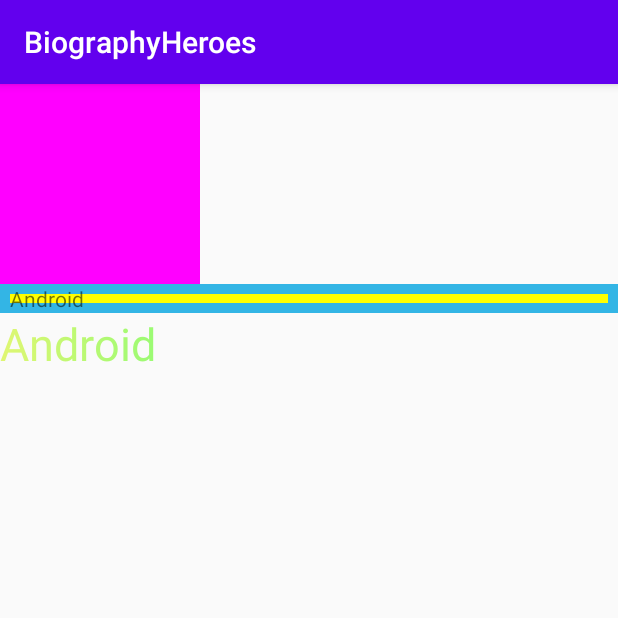
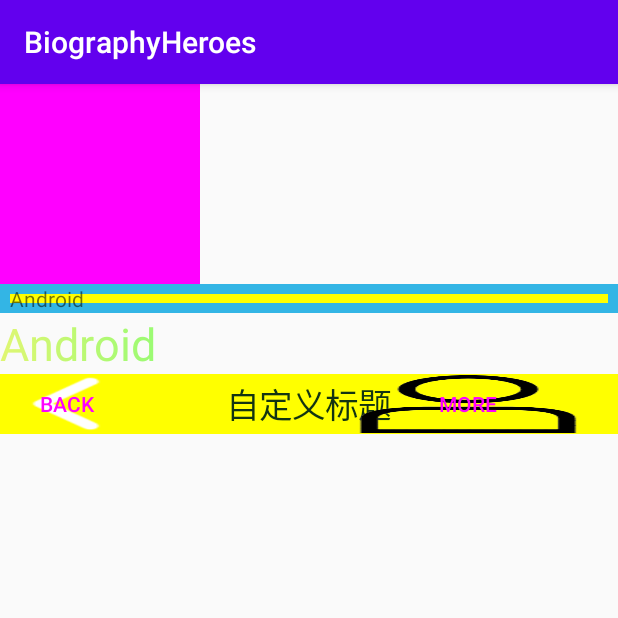
Before and after one commit to FaceWallHan/BiographyHeroes, an Android app: the screen it shows after launch (MainActivity), on a phone screen of 412 x 824 dp, the top half of it. Run offline under Robolectric (Android 15) with nearby library versions, the phone set to English and light mode, and no system bars.

Commit message:
通过组合来实现新的空间。多写了个onLayout方法，差点又以为边缘效应

```diff
--- a/app/src/main/java/com/example/hero/MainActivity.java
+++ b/app/src/main/java/com/example/hero/MainActivity.java
@@ -3,6 +3,10 @@ package com.example.hero;
 import androidx.appcompat.app.AppCompatActivity;
 
 import android.os.Bundle;
+import android.util.Log;
+import android.widget.Button;
+import android.widget.TextView;
+import android.widget.Toast;
 
 public class MainActivity extends AppCompatActivity {
 
@@ -10,6 +14,18 @@ public class MainActivity extends AppCompatActivity {
     protected void onCreate(Bundle savedInstanceState) {
         super.onCreate(savedInstanceState);
         setContentView(R.layout.activity_main);
+        TopBar topBar=findViewById(R.id.topBar);
+        topBar.setTopBarClickListener(new TopBar.topBarClickListener() {
+            @Override
+            public void leftClick() {
+                Toast.makeText(MainActivity.this, "leftClick", Toast.LENGTH_SHORT).show();
+            }
+
+            @Override
+            public void rightClick() {
+                Toast.makeText(MainActivity.this, "rightClick", Toast.LENGTH_SHORT).show();
+            }
+        });
     }
 
 }
--- a/app/src/main/java/com/example/hero/ShineTextView.java
+++ b/app/src/main/java/com/example/hero/ShineTextView.java
@@ -64,7 +64,7 @@ public class ShineTextView extends TextView {
             //遮罩既视感？总距离=正+负
             gradientMatrix.setTranslate(translate,0);//平移
             linearGradient.setLocalMatrix(gradientMatrix);
-            postInvalidateDelayed(1000);
+            postInvalidateDelayed(100);
         }
     }
 }
--- a/app/src/main/java/com/example/hero/TopBar.java
+++ b/app/src/main/java/com/example/hero/TopBar.java
@@ -41,10 +41,10 @@ public class TopBar extends RelativeLayout {
         inView(context,attrs);
     }
 
-    @Override
-    protected void onLayout(boolean b, int i, int i1, int i2, int i3) {
-
-    }
+//    @Override
+//    protected void onLayout(boolean b, int i, int i1, int i2, int i3) {
+//
+//    }
     public interface  topBarClickListener{
         void leftClick();
         void rightClick();
@@ -53,11 +53,11 @@ public class TopBar extends RelativeLayout {
         @SuppressLint("Recycle")
         //通过此方法，将在attrs.xml中定义的declare-styleable所有属性的值存储到TypedArray中
                 TypedArray ta=context.obtainStyledAttributes(attrs,R.styleable.TopBar);
-        leftTextColor=ta.getColor(R.styleable.TopBar_leftBackground,0);
+        leftTextColor=ta.getColor(R.styleable.TopBar_leftTextColor,0);
         leftBackground=ta.getDrawable(R.styleable.TopBar_leftBackground);
         leftText=ta.getString(R.styleable.TopBar_leftText);
 
-        rightTextColor=ta.getColor(R.styleable.TopBar_rightBackground,0);
+        rightTextColor=ta.getColor(R.styleable.TopBar_rightTextColor,0);
         rightBackground=ta.getDrawable(R.styleable.TopBar_rightBackground);
         rightText=ta.getString(R.styleable.TopBar_rightText);
 
@@ -126,4 +126,116 @@ public class TopBar extends RelativeLayout {
             }
         }
     }
+//    private int leftTextColor,rightTextColor,titleTextColor;
+//    private float titleTextSize;
+//    private Drawable leftBackground,rightBackground;
+//    private String leftText,rightText,title;
+//    private Button leftButton ,rightButton;
+//    private TextView titleView;
+//    private LayoutParams leftParams,rightParams,titleParams;
+//    private topBarClickListener topBarClickListener;
+//
+//    public void setTopBarClickListener(TopBar.topBarClickListener topBarClickListener) {
+//        this.topBarClickListener = topBarClickListener;
+//    }
+//
+//    public interface  topBarClickListener{
+//        void leftClick();
+//        void rightClick();
+//    }
+//    private void configurationAttributes(Context context, AttributeSet attrs){
+//
+//        //通过此方法，将在attrs.xml中定义的declare-styleable所有属性的值存储到TypedArray中
+//        TypedArray ta=context.obtainStyledAttributes(attrs,R.styleable.TopBar);
+//        leftTextColor=ta.getColor(R.styleable.TopBar_leftTextColor,0);
+//        leftBackground=ta.getDrawable(R.styleable.TopBar_leftBackground);
+//        leftText=ta.getString(R.styleable.TopBar_leftText);
+//
+//        rightTextColor=ta.getColor(R.styleable.TopBar_rightTextColor,0);
+//        rightBackground=ta.getDrawable(R.styleable.TopBar_rightBackground);
+//        rightText=ta.getString(R.styleable.TopBar_rightText);
+//
+//        titleTextSize=ta.getDimension(R.styleable.TopBar_titleTextSize,10);
+//        titleTextColor=ta.getColor(R.styleable.TopBar_titleTextColor,0);
+//        title=ta.getString(R.styleable.TopBar_title);
+//
+//        ta.recycle();//获取完所有属性值后调用recycle()来完成资源回收
+//    }
+//    private void inView(Context context){
+//
+//        leftButton=new Button(context);
+//        rightButton=new Button(context);
+//        titleView=new TextView(context);
+//
+//        leftButton.setTextColor(leftTextColor);
+//        leftButton.setBackground(leftBackground);
+//        leftButton.setText(leftText);
+//
+//        rightButton.setTextColor(rightTextColor);
+//        rightButton.setBackground(rightBackground);
+//        rightButton.setText(rightText);
+//
+//        titleView.setText(title);
+//        titleView.setTextSize(titleTextSize);
+//        titleView.setTextColor(titleTextColor);
+//        titleView.setGravity(Gravity.CENTER);
+//
+//        //为组件元素设置相应的布局元素
+//        leftParams=new LayoutParams(LayoutParams.WRAP_CONTENT, LayoutParams.MATCH_PARENT);
+//        leftParams.addRule(RelativeLayout.ALIGN_PARENT_LEFT,TRUE);
+//        //添加到ViewGroup
+//        //rule：规则
+//        addView(leftButton,leftParams);
+//
+//        rightParams=new LayoutParams(LayoutParams.WRAP_CONTENT, LayoutParams.MATCH_PARENT);
+//        rightParams.addRule(RelativeLayout.ALIGN_PARENT_RIGHT,TRUE);
+//        addView(rightButton,rightParams);
+////
+//        titleParams=new LayoutParams(LayoutParams.WRAP_CONTENT, LayoutParams.MATCH_PARENT);
+//        titleParams.addRule(RelativeLayout.CENTER_IN_PARENT,TRUE);
+//        addView(titleView,titleParams);
+//        leftButton.setOnClickListener(new OnClickListener() {
+//            @Override
+//            public void onClick(View view) {
+//                topBarClickListener.leftClick();
+//            }
+//        });
+//        rightButton.setOnClickListener(new OnClickListener() {
+//            @Override
+//            public void onClick(View view) {
+//                topBarClickListener.rightClick();
+//            }
+//        });
+//    }
+//    //设置按钮的显示与否通过id区分按钮，flag区分是否显示
+//    public void setButtonVisible(int id,boolean flag){
+//        if (flag){
+//            if (id==0){
+//                leftButton.setVisibility(VISIBLE);
+//            }else {
+//                rightButton.setVisibility(VISIBLE);
+//            }
+//        }else {
+//            if (id==0){
+//                leftButton.setVisibility(GONE);
+//            }else {
+//                rightButton.setVisibility(GONE);
+//            }
+//        }
+//    }
+//
+//    public TopBar(Context context, AttributeSet attrs, int defStyle) {
+//        super(context, attrs, defStyle);
+//    }
+//
+//    public TopBar(Context context) {
+//        super(context);
+//    }
+//
+//    public TopBar(Context context, AttributeSet attrs) {
+//        super(context, attrs);
+//        configurationAttributes(context,attrs);
+//        inView(context);
+//
+//    }
 }
--- a/app/src/main/res/layout/activity_main.xml
+++ b/app/src/main/res/layout/activity_main.xml
@@ -1,20 +1,25 @@
 <?xml version="1.0" encoding="utf-8"?>
 <LinearLayout xmlns:android="http://schemas.android.com/apk/res/android"
-    xmlns:tools="http://schemas.android.com/tools"
+    xmlns:custom="http://schemas.android.com/apk/res-auto"
     android:layout_width="match_parent"
     android:layout_height="match_parent"
     android:orientation="vertical">
+
     <com.example.hero.MeasureView
-        android:background="#ff00ff"
         android:layout_width="wrap_content"
-        android:layout_height="wrap_content"/>
+        android:layout_height="wrap_content"
+        android:background="#ff00ff" />
+
     <com.example.hero.DrawTextView
+        android:layout_width="match_parent"
+        android:layout_height="wrap_content"
+        android:text="Android" />
+
+    <com.example.hero.ShineTextView
+        android:layout_width="match_parent"
+        android:layout_height="wrap_content"
         android:text="Android"
-        android:layout_width="match_parent"
-        android:layout_height="wrap_content"/>
-    <com.example.hero.ShineTextView
-        android:textSize="30dp"
-        android:text="Android"
-        android:layout_width="match_parent"
-        android:layout_height="wrap_content"/>
+        android:textSize="30sp" />
+
+    <include layout="@layout/top_bar_layout" />
 </LinearLayout>
--- /dev/null
+++ b/app/src/main/res/layout/top_bar_layout.xml
@@ -0,0 +1,21 @@
+<?xml version="1.0" encoding="utf-8"?>
+<com.example.hero.TopBar
+    xmlns:custom="http://schemas.android.com/apk/res-auto"
+    xmlns:android="http://schemas.android.com/apk/res/android"
+    android:background="#ffff00"
+    android:id="@+id/topBar"
+    android:layout_width="match_parent"
+    android:layout_height="40dp"
+    custom:leftBackground="@drawable/left"
+    custom:leftText="Back"
+    custom:leftTextColor="#ff00ff"
+
+    custom:rightBackground="@drawable/right"
+    custom:rightText="more"
+    custom:rightTextColor="#ff00ff"
+
+    custom:title="自定义标题"
+    custom:titleTextSize="15dp"
+    custom:titleTextColor="#123412">
+
+</com.example.hero.TopBar>
```
Also changed, not shown: app/src/main/res/drawable/left.png (added), app/src/main/res/drawable/right.png (added).
